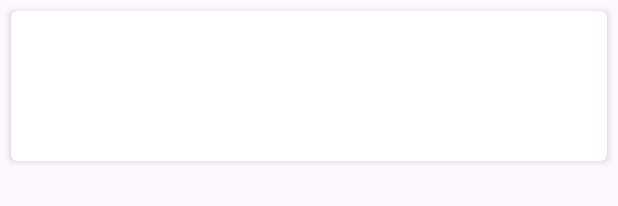
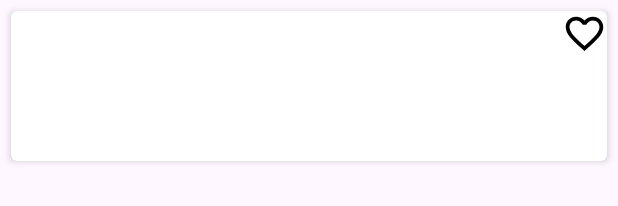
Before and after one commit to Ilya193/practice, an Android app: the layout post_layout.xml on its own in the app's theme, with its tools: preview values and no code run, on a phone screen of 412 x 824 dp. Shown: the top 206 px of the screen. Run offline under Robolectric (Android 15) with nearby library versions, the phone set to English and light mode, and no system bars.

```diff
--- a/app/src/main/java/com/example/studying/presentation/Comparing.kt
+++ b/app/src/main/java/com/example/studying/presentation/Comparing.kt
@@ -3,4 +3,5 @@ package com.example.studying.presentation
 interface Comparing<T> {
     fun same(item: T): Boolean
     fun sameContent(item: T): Boolean
+    fun changePayload(item: T): Boolean
 }
--- a/app/src/main/java/com/example/studying/presentation/DiffUtilCallback.kt
+++ b/app/src/main/java/com/example/studying/presentation/DiffUtilCallback.kt
@@ -10,4 +10,8 @@ class DiffUtilCallback<T : Comparing<T>> : DiffUtil.ItemCallback<T>() {
     override fun areContentsTheSame(oldItem: T, newItem: T): Boolean {
         return oldItem.sameContent(newItem)
     }
+
+    override fun getChangePayload(oldItem: T, newItem: T): Any? {
+        return oldItem.changePayload(newItem)
+    }
 }
--- a/app/src/main/java/com/example/studying/presentation/MainActivity.kt
+++ b/app/src/main/java/com/example/studying/presentation/MainActivity.kt
@@ -16,8 +16,9 @@ class MainActivity : AppCompatActivity() {
     }
 
     private val mainViewModel: MainViewModel by viewModel()
-    private val adapter = PostsAdapter { title ->
-        Snackbar.make(binding.root, title, Snackbar.LENGTH_SHORT).show()
+    private val adapter = PostsAdapter { index ->
+        mainViewModel.setFavorite(index)
+    //Snackbar.make(binding.root, title, Snackbar.LENGTH_SHORT).show()
     }
 
     override fun onCreate(savedInstanceState: Bundle?) {
--- a/app/src/main/java/com/example/studying/presentation/PostUi.kt
+++ b/app/src/main/java/com/example/studying/presentation/PostUi.kt
@@ -7,9 +7,11 @@ sealed class PostUi {
         val id: Int,
         val title: String,
         val body: String,
+        val isFavorite: Boolean = false
     ) : PostUi(), Comparing<Success> {
         override fun same(item: Success): Boolean = id == item.id
         override fun sameContent(item: Success): Boolean = this == item
+        override fun changePayload(item: Success): Boolean = isFavorite != item.isFavorite
     }
 }
 
--- /dev/null
+++ b/app/src/main/res/drawable/baseline_favorite_24.xml
@@ -0,0 +1,5 @@
+<vector android:height="24dp" android:tint="#000000"
+    android:viewportHeight="24" android:viewportWidth="24"
+    android:width="24dp" xmlns:android="http://schemas.android.com/apk/res/android">
+    <path android:fillColor="@android:color/white" android:pathData="M12,21.35l-1.45,-1.32C5.4,15.36 2,12.28 2,8.5 2,5.42 4.42,3 7.5,3c1.74,0 3.41,0.81 4.5,2.09C13.09,3.81 14.76,3 16.5,3 19.58,3 22,5.42 22,8.5c0,3.78 -3.4,6.86 -8.55,11.54L12,21.35z"/>
+</vector>
--- /dev/null
+++ b/app/src/main/res/drawable/baseline_favorite_border_24.xml
@@ -0,0 +1,5 @@
+<vector android:height="24dp" android:tint="#000000"
+    android:viewportHeight="24" android:viewportWidth="24"
+    android:width="24dp" xmlns:android="http://schemas.android.com/apk/res/android">
+    <path android:fillColor="@android:color/white" android:pathData="M16.5,3c-1.74,0 -3.41,0.81 -4.5,2.09C10.91,3.81 9.24,3 7.5,3 4.42,3 2,5.42 2,8.5c0,3.78 3.4,6.86 8.55,11.54L12,21.35l1.45,-1.32C18.6,15.36 22,12.28 22,8.5 22,5.42 19.58,3 16.5,3zM12.1,18.55l-0.1,0.1 -0.1,-0.1C7.14,14.24 4,11.39 4,8.5 4,6.5 5.5,5 7.5,5c1.54,0 3.04,0.99 3.57,2.36h1.87C13.46,5.99 14.96,5 16.5,5c2,0 3.5,1.5 3.5,3.5 0,2.89 -3.14,5.74 -7.9,10.05z"/>
+</vector>
--- a/app/src/main/res/layout/post_layout.xml
+++ b/app/src/main/res/layout/post_layout.xml
@@ -11,12 +11,30 @@
     app:layout_constraintStart_toStartOf="parent"
     app:layout_constraintTop_toTopOf="parent">
 
-    <TextView
-        android:id="@+id/tvTitle"
+    <androidx.constraintlayout.widget.ConstraintLayout
         android:layout_width="match_parent"
-        android:layout_height="match_parent"
-        android:layout_gravity="center"
-        android:textSize="16sp"
-        android:padding="2dp"/>
+        android:layout_height="match_parent">
+
+        <TextView
+            android:id="@+id/tvTitle"
+            android:layout_width="wrap_content"
+            android:layout_height="wrap_content"
+            android:textSize="16sp"
+            android:padding="2dp"
+            app:layout_constraintTop_toTopOf="parent"
+            app:layout_constraintStart_toStartOf="parent"
+            app:layout_constraintEnd_toStartOf="@id/icFavorite"/>
+
+        <ImageView
+            android:id="@+id/icFavorite"
+            android:layout_width="30dp"
+            android:layout_height="30dp"
+            android:src="@drawable/baseline_favorite_border_24"
+            app:layout_constraintTop_toTopOf="parent"
+            app:layout_constraintEnd_toEndOf="parent"/>
+
+    </androidx.constraintlayout.widget.ConstraintLayout>
+
+
 
 </androidx.cardview.widget.CardView>
```
Also changed, not shown: app/src/main/java/com/example/studying/presentation/MainViewModel.kt (+14 -0 lines), app/src/main/java/com/example/studying/presentation/PostsAdapter.kt (+26 -5 lines).
